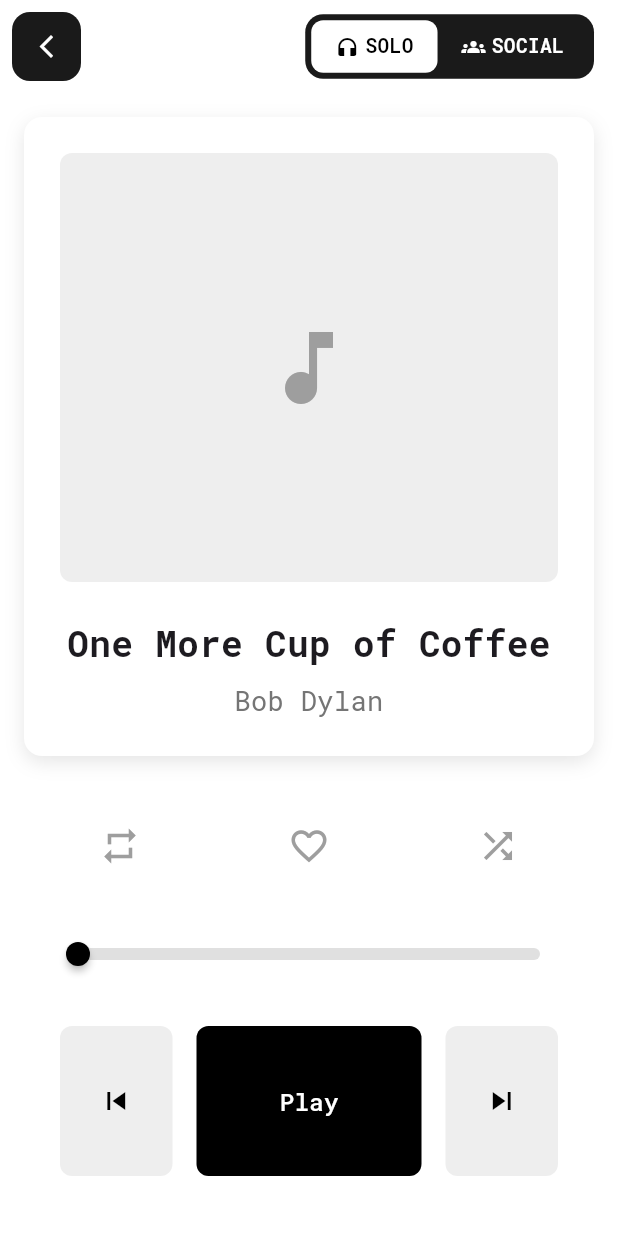
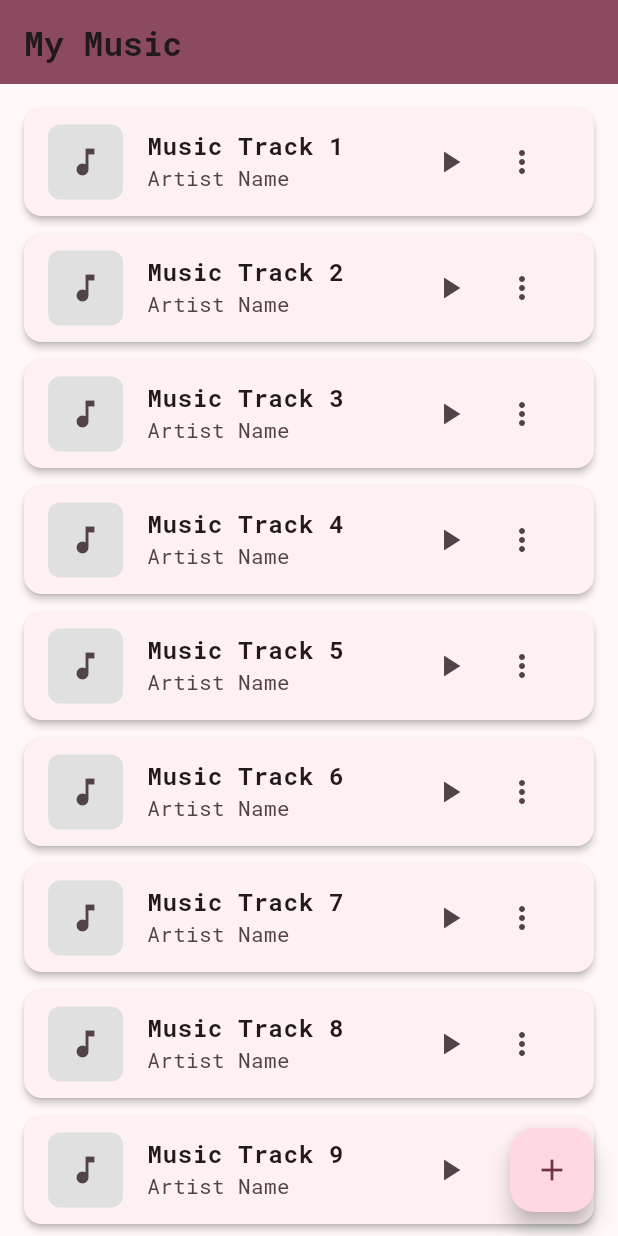
Before and after one commit to Dukeazeta/playerkoko, a Flutter app: the screen it shows after launch, after a tap on "Get Started", on a phone screen of 412 x 824 dp. Run offline on Flutter 3.47's test engine with Material 3 defaults, Android fonts, the light colour scheme and no system bars; our stand-ins replace flutter_riverpod, google_fonts, lottie, smooth_page_indicator.

Commit message:
Added music list screen

```diff
--- a/musickoko/lib/main.dart
+++ b/musickoko/lib/main.dart
@@ -2,6 +2,7 @@
 import 'package:google_fonts/google_fonts.dart';
 import 'package:flutter_riverpod/flutter_riverpod.dart';
 import 'screens/onboarding_screen.dart';
+import 'screens/music_list_screen.dart';
 
 void main() {
   runApp(const ProviderScope(child: MyApp()));
@@ -26,6 +27,9 @@
         ),
       ),
       home: const OnboardingScreen(),
+      routes: {
+        '/music_list': (context) => const MusicListScreen(),
+      },
     );
   }
 }
--- /dev/null
+++ b/musickoko/lib/screens/music_list_screen.dart
@@ -0,0 +1,74 @@
+import 'package:flutter/material.dart';
+
+class MusicListScreen extends StatelessWidget {
+  const MusicListScreen({super.key});
+
+  @override
+  Widget build(BuildContext context) {
+    return Scaffold(
+      appBar: AppBar(
+        title: const Text(
+          'My Music',
+          style: TextStyle(
+            fontWeight: FontWeight.bold,
+          ),
+        ),
+        backgroundColor: Theme.of(context).primaryColor,
+      ),
+      body: ListView.builder(
+        padding: const EdgeInsets.all(16),
+        itemCount: 10, // This will be replaced with actual music list length
+        itemBuilder: (context, index) {
+          return Card(
+            elevation: 2,
+            margin: const EdgeInsets.only(bottom: 12),
+            child: ListTile(
+              leading: Container(
+                width: 50,
+                height: 50,
+                decoration: BoxDecoration(
+                  color: Colors.grey[300],
+                  borderRadius: BorderRadius.circular(8),
+                ),
+                child: const Icon(Icons.music_note),
+              ),
+              title: Text(
+                'Music Track ${index + 1}',
+                style: const TextStyle(
+                  fontWeight: FontWeight.bold,
+                ),
+              ),
+              subtitle: const Text('Artist Name'),
+              trailing: Row(
+                mainAxisSize: MainAxisSize.min,
+                children: [
+                  IconButton(
+                    icon: const Icon(Icons.play_arrow),
+                    onPressed: () {
+                      // TODO: Implement play functionality
+                    },
+                  ),
+                  IconButton(
+                    icon: const Icon(Icons.more_vert),
+                    onPressed: () {
+                      // TODO: Show more options
+                    },
+                  ),
+                ],
+              ),
+              onTap: () {
+                // TODO: Navigate to player screen
+              },
+            ),
+          );
+        },
+      ),
+      floatingActionButton: FloatingActionButton(
+        onPressed: () {
+          // TODO: Implement add music functionality
+        },
+        child: const Icon(Icons.add),
+      ),
+    );
+  }
+}
--- a/musickoko/lib/screens/onboarding_screen.dart
+++ b/musickoko/lib/screens/onboarding_screen.dart
@@ -133,11 +133,7 @@
               right: 24,
               child: ElevatedButton(
                 onPressed: () {
-                  Navigator.of(context).pushReplacement(
-                    MaterialPageRoute(
-                      builder: (context) => const PlayerScreen(),
-                    ),
-                  );
+                  Navigator.of(context).pushReplacementNamed('/music_list');
                 },
                 style: ElevatedButton.styleFrom(
                   backgroundColor: Colors.black,
```
Also changed, not shown: 1 other file.
